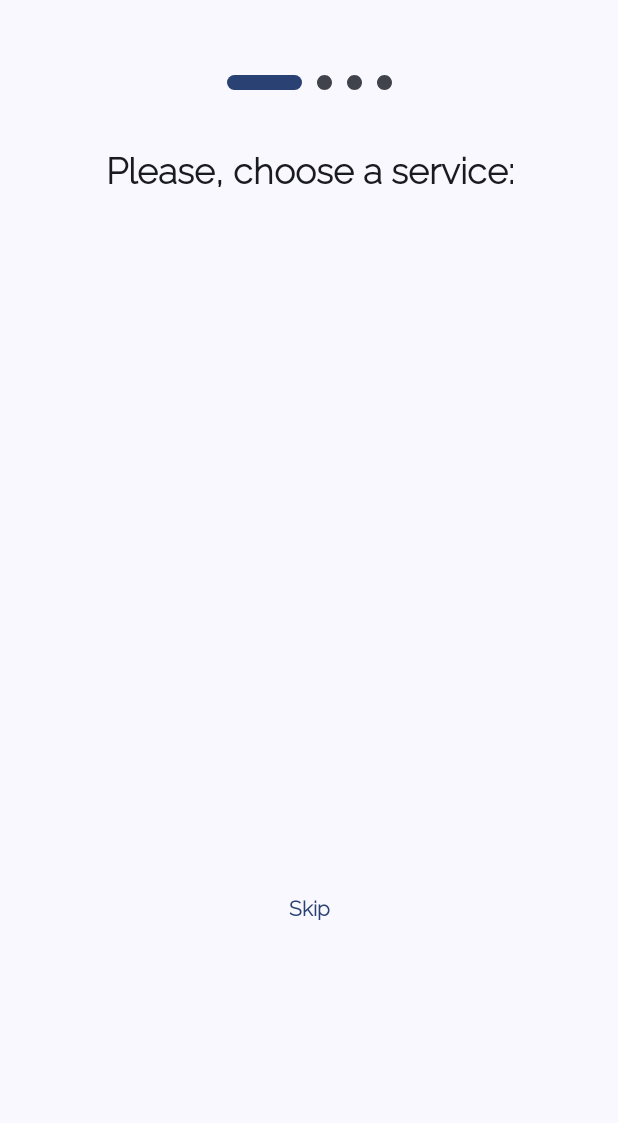
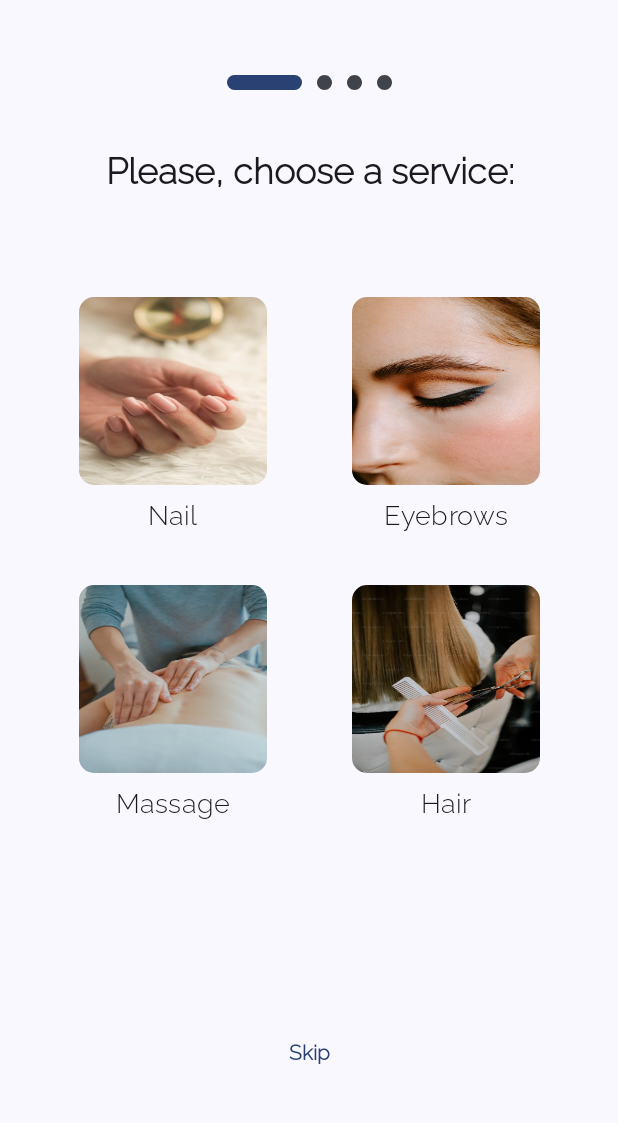
Before and after one commit to MiladFaridnia/MeTime, an Android app built with Jetpack Compose: the ChooseServiceScreen screen opened through its navigation route, on a phone screen of 412 x 824 dp, the part 64-1187 px from its top. Run offline under Robolectric (Android 15) with nearby library versions, the phone set to English and light mode, and no system bars.

Commit message:
Feat: Add service mock data

```diff
--- a/app/src/main/java/com/faridnia/metime/presentation/component/ServicePhotoItem.kt
+++ b/app/src/main/java/com/faridnia/metime/presentation/component/ServicePhotoItem.kt
@@ -25,6 +25,7 @@ import androidx.compose.ui.unit.dp
 import androidx.compose.ui.unit.sp
 import com.faridnia.metime.R
 import com.faridnia.metime.presentation.ui.choose_service.Service
+import com.faridnia.metime.presentation.ui.choose_service.getSampleServices
 import com.faridnia.metime.util.LightAndDarkPreview
 
 @LightAndDarkPreview
@@ -32,7 +33,7 @@ import com.faridnia.metime.util.LightAndDarkPreview
 fun PreviewPhotoItem() {
     MaterialTheme {
         PhotoItem(
-            service = Service(R.drawable.nail, "Nail"),
+            service = getSampleServices().first(),
             onClick = {}
         )
     }
--- a/app/src/main/java/com/faridnia/metime/presentation/ui/choose_service/Service.kt
+++ b/app/src/main/java/com/faridnia/metime/presentation/ui/choose_service/Service.kt
@@ -1,3 +1,12 @@
 package com.faridnia.metime.presentation.ui.choose_service
 
+import com.faridnia.metime.R
+
 data class Service(val photoResourceId: Int, val title: String)
+
+fun getSampleServices() = listOf(
+    Service(R.drawable.nail, "Nail"),
+    Service(R.drawable.eyebrowns, "Eyebrows"),
+    Service(R.drawable.massage, "Massage"),
+    Service(R.drawable.hair, "Hair"),
+)
```
